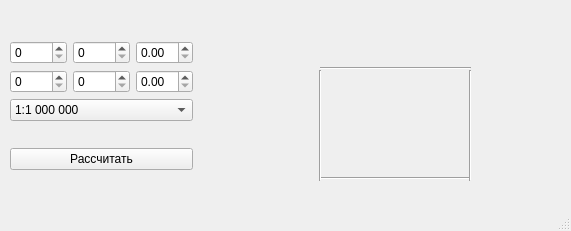
First picture: the form in Sources/Source Qt code/mainwindow.ui, repository MaksimPrudnikau/MaksimPrudnikau.github.io, before the edit.
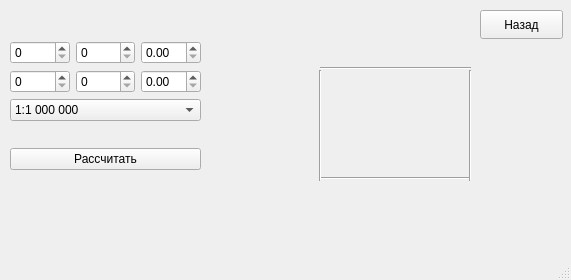
Second picture: the form after the edit.

What changed in the file:
```diff
--- a/Sources/Source Qt code/mainwindow.ui
+++ b/Sources/Source Qt code/mainwindow.ui
@@ -7,7 +7,7 @@
     <x>0</x>
     <y>0</y>
     <width>571</width>
-    <height>231</height>
+    <height>280</height>
    </rect>
   </property>
   <property name="sizePolicy">
@@ -242,7 +242,7 @@
      <rect>
       <x>10</x>
       <y>20</y>
-      <width>183</width>
+      <width>191</width>
       <height>171</height>
      </rect>
     </property>
@@ -286,7 +286,7 @@
          <item>
           <widget class="QSpinBox" name="Long_deg">
            <property name="maximum">
-            <number>89</number>
+            <number>179</number>
            </property>
           </widget>
          </item>
@@ -359,6 +359,19 @@
      </item>
     </layout>
    </widget>
+   <widget class="QPushButton" name="BackToStartMenu">
+    <property name="geometry">
+     <rect>
+      <x>480</x>
+      <y>10</y>
+      <width>83</width>
+      <height>29</height>
+     </rect>
+    </property>
+    <property name="text">
+     <string>Назад</string>
+    </property>
+   </widget>
   </widget>
   <widget class="QStatusBar" name="statusbar"/>
  </widget>
```
Left out of the diff: 2 changed lines with no effect on the pictures.
